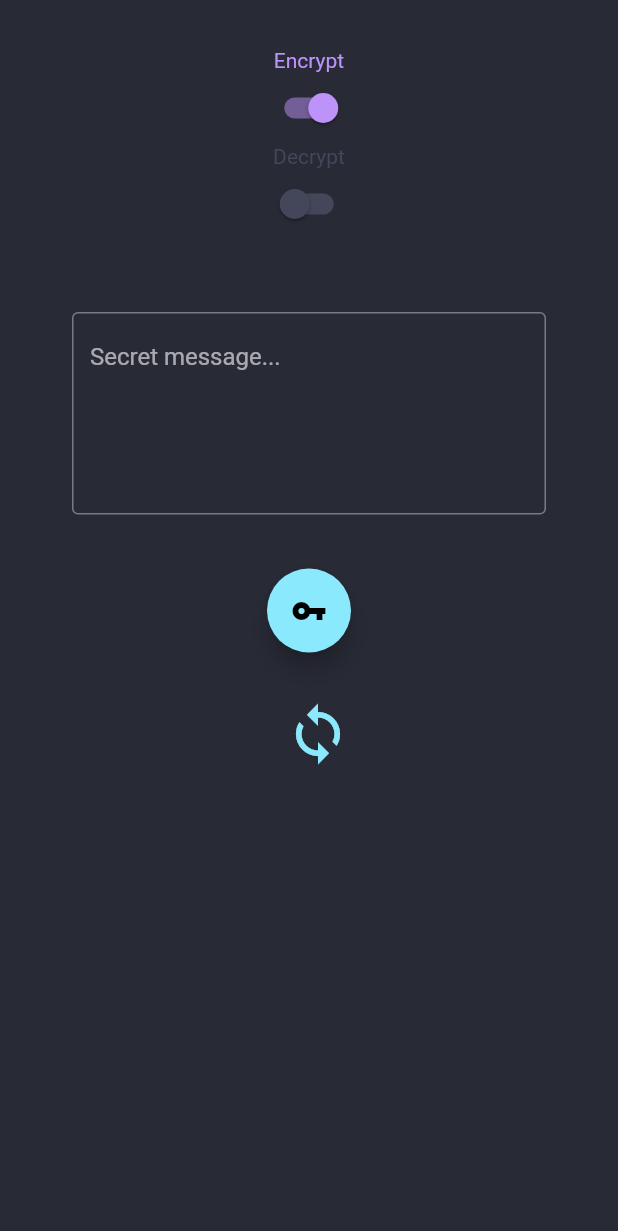
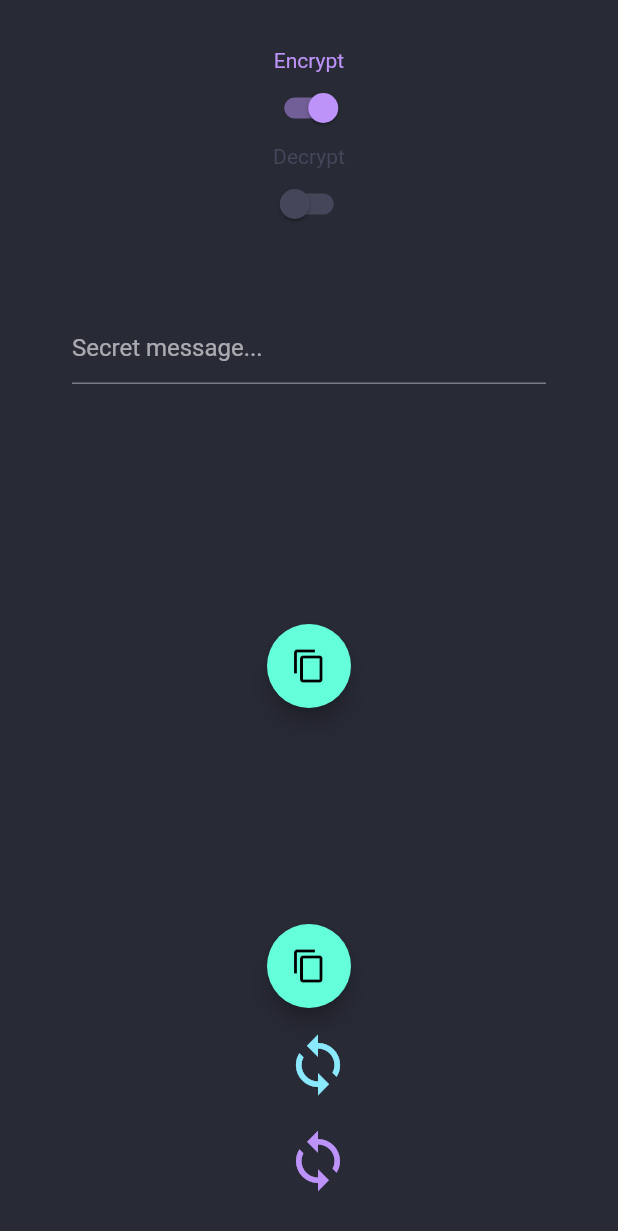
Before and after one commit to CadeMichael/SeniorProject, a Flutter app: the Crypt widget shown alone on an empty page, opened directly, after a tap on the "sync" icon, on a phone screen of 412 x 824 dp. Shown: the top 1231 px of the screen. Run offline on Flutter 3.47's test engine with Material 2 defaults, Android fonts, the phone set to English and light mode, and no system bars; our stand-ins replace font_awesome_flutter, objectbox, qr_flutter; missing offline and left inert: fast_rsa, qr_code_scanner.

Commit message:
most recent changes

```diff
--- a/lib/contact_key.dart
+++ b/lib/contact_key.dart
@@ -5,7 +5,6 @@ import 'package:objectbox/objectbox.dart';
 /// [publicKey] is their public key
 @Entity()
 class ContactKey {
-
   // constructor
   ContactKey({
     this.id = 0,
--- a/lib/crypt.dart
+++ b/lib/crypt.dart
@@ -25,7 +25,9 @@ class _CryptState extends State<Crypt> {
 
   // resulting text
   String resultText = '';
-  String? keyString = '';
+  String privKey = '';
+  String pubkey = '';
+  String decryptTxt = '';
 
   void toggle(int i) {}
   @override
@@ -72,54 +74,59 @@ class _CryptState extends State<Crypt> {
               inactiveTrackColor: darkBlue,
             ),
             Padding(
-              padding: const EdgeInsets.fromLTRB(16.0, 48.0, 16.0, 36.0),
+              padding: const EdgeInsets.fromLTRB(16.0, 48.0, 16.0, 16.0),
               child: TextField(
                 // controller depends on toggled
                 controller: encrypt ? eCon : dCon,
                 decoration: const InputDecoration(
-                  border: OutlineInputBorder(),
                   hintText: "Secret message...",
-                  focusColor: lightPurp,
-                  hoverColor: lightPurp,
-                ),
-                minLines: 5,
-                maxLines: 7,
                 ),
               ),
-            FloatingActionButton(
-              child: const Icon(
-                Icons.vpn_key,
-              ),
-              backgroundColor: cyan,
-              splashColor: green,
-              onPressed: () {
-                Clipboard.getData(Clipboard.kTextPlain).then((value) {
-                  keyString = value?.text;
-                });
-              },
             ),
             Padding(
-              padding: resultText != ''
-                  ? const EdgeInsets.all(64.0)
-                  : const EdgeInsets.all(8),
-              child: resultText != ''
-                  ? Column(
-                      children: [
-                        Container(
+              padding: const EdgeInsets.all(64.0),
+              child: Container(
                 decoration: BoxDecoration(
                   borderRadius: BorderRadius.circular(8),
                   color: lightPurp,
                 ),
-                          padding: const EdgeInsets.all(16.0),
+                padding: resultText != ''
+                    ? const EdgeInsets.all(16.0)
+                    : const EdgeInsets.all(0),
+                child: Text(
+                  privKey,
+                  style: const TextStyle(color: darkBlue),
+                ),
+              ),
+            ),
+            FloatingActionButton(
+              child: const Icon(Icons.copy),
+              onPressed: () {
+                Clipboard.setData(
+                  ClipboardData(
+                    text: privKey,
+                  ),
+                );
+              },
+            ),
+            Padding(
+              padding: const EdgeInsets.all(64.0),
+              child: Container(
+                decoration: BoxDecoration(
+                  borderRadius: BorderRadius.circular(8),
+                  color: lightPurp,
+                ),
+                padding: resultText != ''
+                    ? const EdgeInsets.all(16.0)
+                    : const EdgeInsets.all(0),
                 child: Text(
                   resultText,
                   style: const TextStyle(color: darkBlue),
                 ),
               ),
-                        IconButton(
-                          padding: const EdgeInsets.all(16),
-                          alignment: Alignment.bottomRight,
-                          icon: const Icon(Icons.copy),
+            ),
+            FloatingActionButton(
+              child: const Icon(Icons.copy),
               onPressed: () {
                 Clipboard.setData(
                   ClipboardData(
@@ -127,10 +134,6 @@ class _CryptState extends State<Crypt> {
                   ),
                 );
               },
-                        ),
-                      ],
-                    )
-                  : null,
             ),
             Padding(
               padding: const EdgeInsets.all(8.0),
@@ -142,14 +145,54 @@ class _CryptState extends State<Crypt> {
                 ),
                 splashColor: lightPurp,
                 onPressed: () async {
-                  String key = keyString.toString();
-                  String message = encrypt
-                      ? await RSA.encryptPKCS1v15(eCon.text, key)
-                      : await RSA.decryptPKCS1v15(dCon.text, key);
+                  var keys = await RSA.generate(2048);
+                  var result =
+                      await RSA.encryptPKCS1v15(eCon.text, keys.publicKey);
                   setState(() {
-                    resultText = message;
+                    // resultText = encrypt
+                    //     ? eCon.text + ' but encrypted'
+                    //     : dCon.text + ' but decrypted';
+                    resultText = result;
+                    privKey = keys.privateKey;
                   });
                 },
+              ),
+            ),
+            Padding(
+              padding: const EdgeInsets.all(8.0),
+              child: IconButton(
+                icon: const Icon(
+                  Icons.sync,
+                  color: lightPurp,
+                  size: 44,
+                ),
+                splashColor: lightPurp,
+                onPressed: () async {
+                  var dc =
+                      await RSA.decryptPKCS1v15(resultText, privKey);
+                  setState(() {
+                    // resultText = encrypt
+                    //     ? eCon.text + ' but encrypted'
+                    //     : dCon.text + ' but decrypted';
+                    decryptTxt = dc;
+                  });
+                },
+              ),
+            ),
+            Padding(
+              padding: const EdgeInsets.all(64.0),
+              child: Container(
+                decoration: BoxDecoration(
+                  borderRadius: BorderRadius.circular(8),
+                  color: lightPurp,
+                ),
+                padding: resultText != ''
+                    ? const EdgeInsets.all(16.0)
+                    : const EdgeInsets.all(0),
+                child: Text(
+                  decryptTxt,
+                  style: const TextStyle(color: darkBlue),
+                ),
               ),
             ),
           ],
--- a/lib/key_list.dart
+++ b/lib/key_list.dart
@@ -4,7 +4,6 @@ import 'package:font_awesome_flutter/font_awesome_flutter.dart';
 import 'package:the_crypt/main.dart';
 import 'package:the_crypt/contact_key.dart';
 import 'package:the_crypt/key_list_dialog.dart';
-import 'package:the_crypt/contact_key.dart';
 
 /// @KeyList is a modified listview to hold saved public keys.
 ///
--- a/lib/main.dart
+++ b/lib/main.dart
@@ -1,5 +1,4 @@
 import 'package:flutter/material.dart';
-import 'package:the_crypt/qr_reader.dart';
 import 'key_list.dart';
 import 'personal_key.dart';
 import 'crypt.dart';
--- a/pubspec.yaml
+++ b/pubspec.yaml
@@ -35,13 +35,12 @@ dependencies:
   flutter_native_splash: ^1.3.2
   fast_rsa: ^3.4.6
   qr_code_scanner: ^0.7.0
-  objectbox_flutter_libs: ^1.4.1
-  objectbox: ^1.4.1
 
   # The following adds the Cupertino Icons font to your application.
   # Use with the CupertinoIcons class for iOS style icons.
   cupertino_icons: ^1.0.2
   hive: ^2.1.0
+  objectbox: ^1.4.1
 
 dev_dependencies:
   flutter_test:
```
Lines whose indentation alone changed are shown as unchanged.
